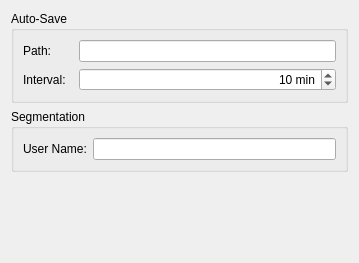
This is App/Settings/GeneralSettings/GeneralSettingsPanel.ui in FelixdelasPozas/EspINA as Qt 5 draws it before an edit. The edited form follows.
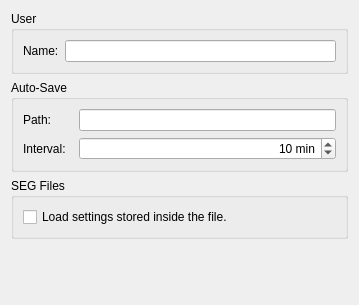
This is the edited form.

Diff of the .ui file:
```diff
--- a/App/Settings/GeneralSettings/GeneralSettingsPanel.ui
+++ b/App/Settings/GeneralSettings/GeneralSettingsPanel.ui
@@ -7,13 +7,43 @@
     <x>0</x>
     <y>0</y>
     <width>359</width>
-    <height>263</height>
+    <height>305</height>
    </rect>
   </property>
   <property name="windowTitle">
    <string>Form</string>
   </property>
   <layout class="QVBoxLayout" name="verticalLayout_2">
+   <item>
+    <widget class="QGroupBox" name="groupBox_2">
+     <property name="title">
+      <string>User</string>
+     </property>
+     <layout class="QVBoxLayout" name="verticalLayout">
+      <item>
+       <layout class="QHBoxLayout" name="horizontalLayout_3">
+        <item>
+         <widget class="QLabel" name="label">
+          <property name="toolTip">
+           <string/>
+          </property>
+          <property name="text">
+           <string>Name:</string>
+          </property>
+         </widget>
+        </item>
+        <item>
+         <widget class="QLineEdit" name="userName">
+          <property name="toolTip">
+           <string/>
+          </property>
+         </widget>
+        </item>
+       </layout>
+      </item>
+     </layout>
+    </widget>
+   </item>
    <item>
     <widget class="QGroupBox" name="groupBox">
      <property name="title">
@@ -76,31 +106,17 @@
     </widget>
    </item>
    <item>
-    <widget class="QGroupBox" name="groupBox_2">
+    <widget class="QGroupBox" name="groupBox_3">
      <property name="title">
-      <string>Segmentation</string>
+      <string>SEG Files</string>
      </property>
-     <layout class="QVBoxLayout" name="verticalLayout">
+     <layout class="QVBoxLayout" name="verticalLayout_3">
       <item>
-       <layout class="QHBoxLayout" name="horizontalLayout_3">
-        <item>
-         <widget class="QLabel" name="label">
-          <property name="toolTip">
-           <string/>
-          </property>
-          <property name="text">
-           <string>User Name:</string>
-          </property>
-         </widget>
-        </item>
-        <item>
-         <widget class="QLineEdit" name="userName">
-          <property name="toolTip">
-           <string/>
-          </property>
-         </widget>
-        </item>
-       </layout>
+       <widget class="QCheckBox" name="m_loadSEGSettings">
+        <property name="text">
+         <string>Load settings stored inside the file.</string>
+        </property>
+       </widget>
       </item>
      </layout>
     </widget>
```
